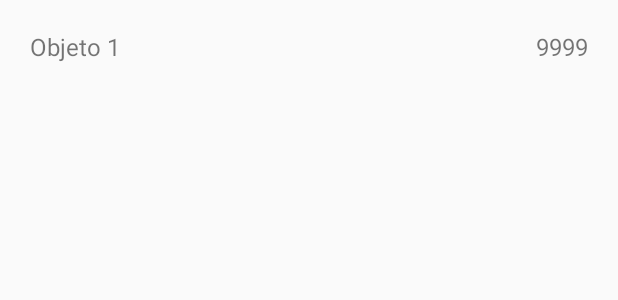
After one commit to juanminm/dam2-pmm, an Android app: the layout adapter_inventory.xml on its own in the app's theme, with its tools: preview values and no code run, on a phone screen of 412 x 824 dp. The commit adds this screen. Shown: the top 300 px of the screen. Run offline under Robolectric (Android 15) with nearby library versions, the phone set to English and light mode, and no system bars.

Commit message:
Show player's inventory when logged in

```diff
--- /dev/null
+++ b/ProyectoFinal/app/src/main/res/layout/adapter_inventory.xml
@@ -0,0 +1,26 @@
+<?xml version="1.0" encoding="utf-8"?>
+<LinearLayout xmlns:android="http://schemas.android.com/apk/res/android"
+    xmlns:tools="http://schemas.android.com/tools"
+    android:layout_width="match_parent"
+    android:layout_height="match_parent"
+    android:orientation="horizontal"
+    android:padding="10dp">
+
+    <TextView
+        android:id="@+id/adapter_inventory_tv_item"
+        android:layout_width="0dp"
+        android:layout_weight="1"
+        android:layout_height="wrap_content"
+        android:textSize="16sp"
+        android:padding="10dp"
+        tools:text="Objeto 1" />
+
+    <TextView
+        android:id="@+id/adapter_inventory_tv_quantity"
+        android:layout_width="70dp"
+        android:layout_height="wrap_content"
+        android:textSize="16sp"
+        android:gravity="end"
+        android:padding="10dp"
+        tools:text="9999"/>
+</LinearLayout>
```
Also changed, not shown: ProyectoFinal/app/src/main/java/org/institutoserpis/juanminm/proyectofinal/InventoryAdapter.java (added, +65 -0 lines), ProyectoFinal/app/src/main/java/org/institutoserpis/juanminm/proyectofinal/InventoryFragment.java (added, +82 -0 lines), ProyectoFinal/app/src/main/java/org/institutoserpis/juanminm/proyectofinal/MainActivity.java (+7 -0 lines), ProyectoFinal/app/src/main/res/layout/activity_main.xml (+29 -11 lines), ProyectoFinal/app/src/main/res/layout/fragment_inventory.xml (added, +11 -0 lines).
